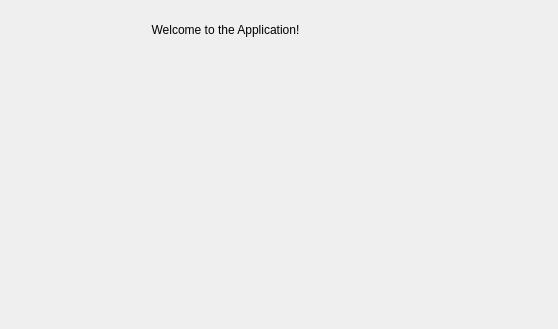
This is ui/home.ui in Tony-BlaZeeR/DiFFDB as Qt 5 draws it before an edit. The edited form follows.
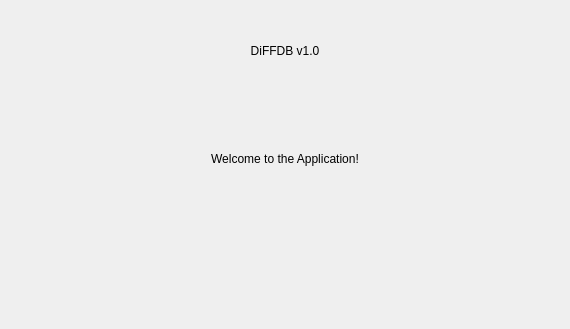
This is the edited form.

Commit message: WIP(dev-dbDiff): modified UI + optimized utility files

What changed in the file:
```diff
--- a/ui/home.ui
+++ b/ui/home.ui
@@ -6,39 +6,105 @@
    <rect>
     <x>0</x>
     <y>0</y>
-    <width>558</width>
+    <width>570</width>
     <height>329</height>
    </rect>
   </property>
+  <property name="minimumSize">
+   <size>
+    <width>0</width>
+    <height>0</height>
+   </size>
+  </property>
+  <layout class="QVBoxLayout" name="verticalLayout">
+   <property name="topMargin">
+    <number>0</number>
+   </property>
+   <item>
+    <layout class="QVBoxLayout" name="verticalLayout_2">
+     <property name="spacing">
+      <number>0</number>
+     </property>
+     <property name="sizeConstraint">
+      <enum>QLayout::SetDefaultConstraint</enum>
+     </property>
+     <property name="leftMargin">
+      <number>0</number>
+     </property>
+     <item>
+      <widget class="QLabel" name="label">
+       <property name="styleSheet">
+        <string notr="true">font: 75 20pt &quot;MS Serif&quot;;</string>
+       </property>
+       <property name="text">
+        <string>DiFFDB v1.0</string>
+       </property>
+       <property name="alignment">
+        <set>Qt::AlignCenter</set>
+       </property>
+       <property name="wordWrap">
+        <bool>false</bool>
+       </property>
+      </widget>
+     </item>
+    </layout>
+   </item>
+   <item>
+    <layout class="QVBoxLayout" name="verticalLayout_3">
+     <item>
   <widget class="QLabel" name="welcome_label">
-   <property name="geometry">
-    <rect>
-     <x>60</x>
-     <y>20</y>
-     <width>331</width>
+       <property name="minimumSize">
+        <size>
+         <width>0</width>
      <height>20</height>
-    </rect>
+        </size>
+       </property>
+       <property name="toolTip">
+        <string>&lt;html&gt;&lt;head/&gt;&lt;body&gt;&lt;p align=&quot;center&quot;&gt;&lt;br/&gt;&lt;/p&gt;&lt;/body&gt;&lt;/html&gt;</string>
+       </property>
+       <property name="styleSheet">
+        <string notr="true">font: 75 20pt &quot;MS Shell Dlg 2&quot;;</string>
+       </property>
+       <property name="lineWidth">
+        <number>0</number>
+       </property>
+       <property name="midLineWidth">
+        <number>0</number>
    </property>
    <property name="text">
-    <string>Welcome to the Application!</string>
+        <string>&lt;html&gt;&lt;head/&gt;&lt;body&gt;&lt;p&gt;Welcome to the Application!&lt;/p&gt;&lt;/body&gt;&lt;/html&gt;</string>
+       </property>
+       <property name="textFormat">
+        <enum>Qt::AutoText</enum>
    </property>
    <property name="alignment">
     <set>Qt::AlignCenter</set>
    </property>
-  </widget>
+       <property name="indent">
+        <number>-2</number>
+       </property>
+      </widget>
+     </item>
+    </layout>
+   </item>
+   <item>
+    <layout class="QVBoxLayout" name="verticalLayout_4">
+     <property name="sizeConstraint">
+      <enum>QLayout::SetNoConstraint</enum>
+     </property>
+     <item>
   <widget class="QLabel" name="penguin_gif">
-   <property name="geometry">
-    <rect>
-     <x>160</x>
-     <y>100</y>
-     <width>141</width>
-     <height>131</height>
-    </rect>
+       <property name="lineWidth">
+        <number>0</number>
    </property>
    <property name="alignment">
     <set>Qt::AlignCenter</set>
    </property>
   </widget>
+     </item>
+    </layout>
+   </item>
+  </layout>
  </widget>
  <resources/>
  <connections/>
```
Lines whose indentation alone changed are shown as unchanged. The commit also changes 7 other files.
